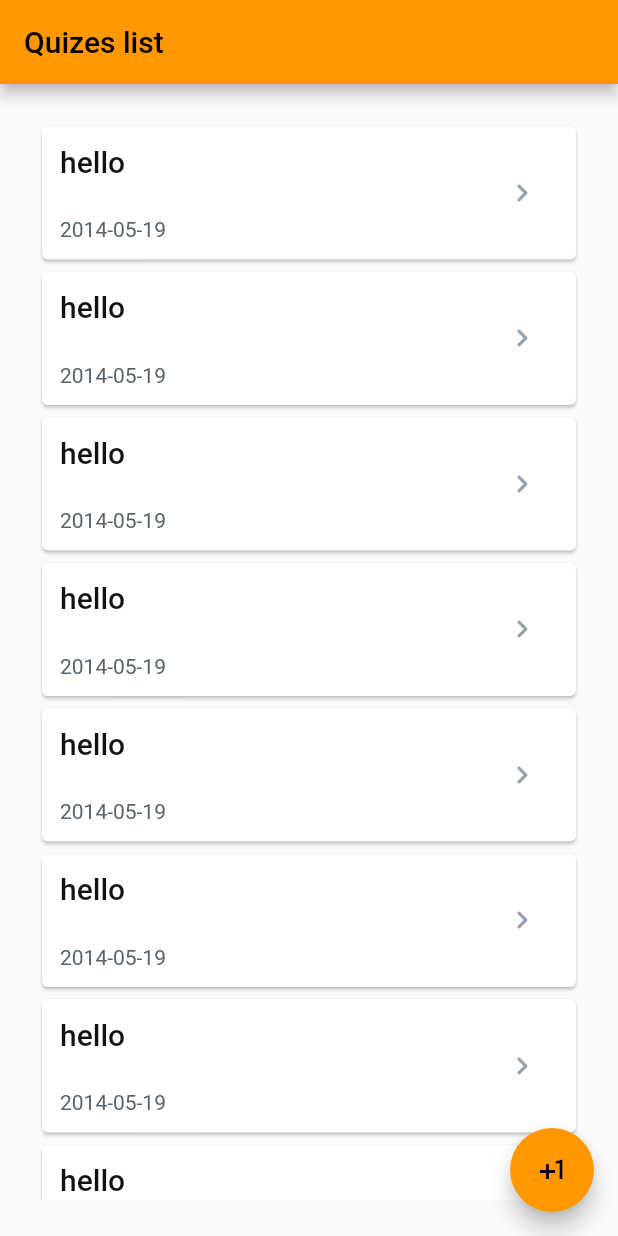
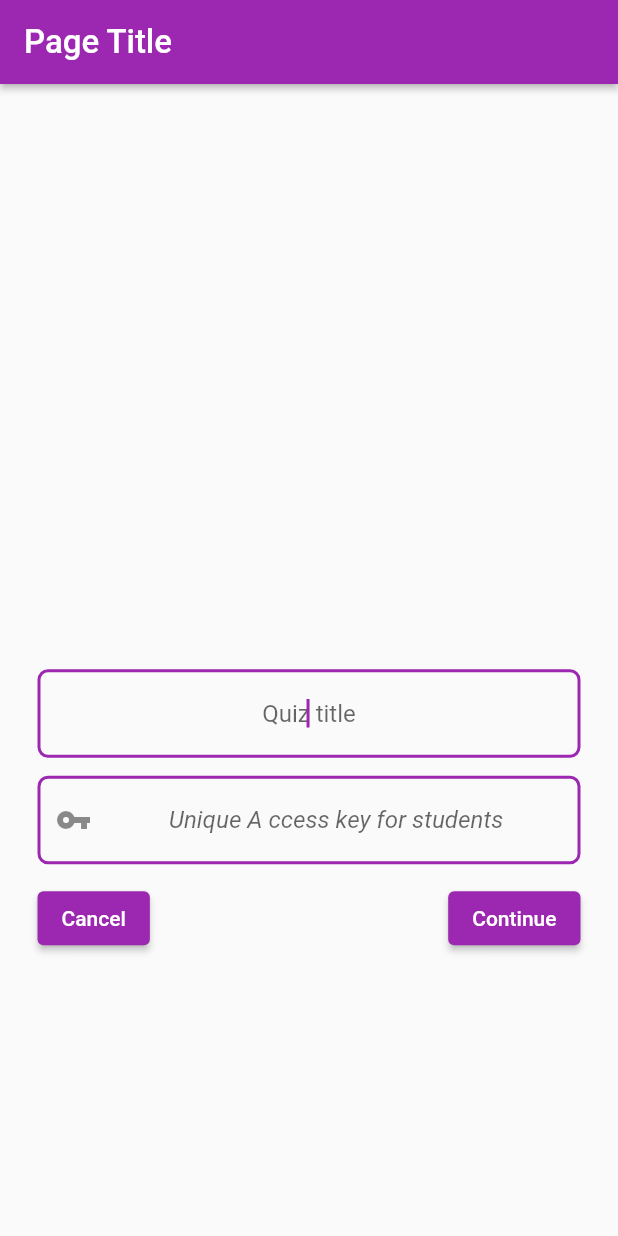
Before and after one commit to essadeq-elaamiri/quixam-frontend-flutter, a Flutter app: the screen it shows after launch, after a tap on the "plus one" icon, on a phone screen of 412 x 824 dp. Run offline on Flutter 3.47's test engine with Material 2 defaults, Android fonts, the light colour scheme and no system bars; our stand-ins replace bloc, flutter_bloc, google_fonts; Roboto replaces fonts that are missing (Outfit, Poppins).

Commit message:
adding quiz form

```diff
--- a/lib/main.dart
+++ b/lib/main.dart
@@ -5,6 +5,7 @@ import 'package:quixam_frontend_flutter/bloc/questionsBloc/questions_bloc.dart';
 import 'package:quixam_frontend_flutter/bloc/quizesBloc/quizes_bloc.dart';
 import 'package:quixam_frontend_flutter/bloc/studentsBloc/students_bloc.dart';
 import 'package:quixam_frontend_flutter/bloc/teachersBloc/teachers_bloc.dart';
+import 'package:quixam_frontend_flutter/presentation/pages/addquiz.page.dart';
 import 'package:quixam_frontend_flutter/presentation/pages/question_details.page.dart';
 import 'package:quixam_frontend_flutter/presentation/pages/quiz_details.page.dart';
 import 'package:quixam_frontend_flutter/presentation/pages/quizeslist.page.dart';
@@ -55,13 +56,14 @@ class MyApp extends StatelessWidget {
         ],
         child: MaterialApp(
           themeMode: ThemeMode.system,
-          theme: ThemeData(primarySwatch: Colors.orange) /*ThemeData.dark()*/,
+          theme: ThemeData(primarySwatch: Colors.purple) /*ThemeData.dark()*/,
           darkTheme: ThemeClass.darkTheme,
           debugShowCheckedModeBanner: false,
           routes: {
             "/QuizesList": (context) => QuizesList(),
             "/QuizDetails": (context) => QuizDetails(),
             "/QuestionDetails": (context) => QuestionDetails(),
+            "/AddQuizForm":(context) => AddQuizForm(),
           },
           initialRoute: "/QuizesList",
         ));
@@ -70,7 +72,7 @@ class MyApp extends StatelessWidget {
 
 class ThemeClass {
   static ThemeData lightTheme = ThemeData(
-      primaryColor: Colors.orange,
+      primaryColor: Colors.purple,
       scaffoldBackgroundColor: Colors.white,
       colorScheme: ColorScheme.light(),
       appBarTheme: AppBarTheme(
--- a/lib/presentation/pages/addquiz.page.dart
+++ b/lib/presentation/pages/addquiz.page.dart
@@ -0,0 +1,126 @@
+import 'package:flutter/material.dart';
+import 'package:flutter/src/foundation/key.dart';
+import 'package:flutter/src/widgets/framework.dart';
+
+class AddQuizForm extends StatelessWidget {
+  const AddQuizForm({Key? key}) : super(key: key);
+
+  @override
+  Widget build(BuildContext context) {
+    return Scaffold(
+  appBar: AppBar(
+    backgroundColor: Theme.of(context).appBarTheme.backgroundColor,
+    automaticallyImplyLeading: false,
+    title: Text(
+      'Page Title',
+      style: TextStyle(
+            fontFamily: 'Poppins',
+            color: Colors.white,
+            fontSize: 22,
+          ),
+    ),
+    actions: [],
+    centerTitle: false,
+    elevation: 2,
+  ),
+  body: SafeArea(
+    child: GestureDetector(
+      onTap: () => FocusScope.of(context).unfocus(),
+      child: Align(
+        alignment: AlignmentDirectional(0.15, 0.35),
+        child: Padding(
+          padding: EdgeInsetsDirectional.fromSTEB(25, 0, 25, 0),
+          child: Column(
+            mainAxisSize: MainAxisSize.min,
+            mainAxisAlignment: MainAxisAlignment.start,
+            children: [
+              Padding(
+                padding: EdgeInsetsDirectional.fromSTEB(0, 0, 0, 12),
+                child: TextFormField(
+                  controller: null,
+                  autofocus: true,
+                  obscureText: false,
+                  decoration: InputDecoration(
+                    hintText: 'Quiz title',
+                    enabledBorder: OutlineInputBorder(
+                      borderSide: BorderSide(
+                        color: Colors.purple,
+                        width: 2,
+                      ),
+                      borderRadius: BorderRadius.circular(7),
+                    ),
+                    focusedBorder: OutlineInputBorder(
+                      borderSide: BorderSide(
+                        color: Colors.purple,
+                        width: 2,
+                      ),
+                      borderRadius: BorderRadius.circular(7),
+                    ),
+                    suffixIcon:  null,
+                  ),
+                  style: null,
+                  textAlign: TextAlign.center,
+                ),
+              ),
+              Padding(
+                padding: EdgeInsetsDirectional.fromSTEB(0, 0, 0, 12),
+                child: TextFormField(
+                  controller: null,
+                  autofocus: true,
+                  obscureText: false,
+                  decoration: InputDecoration(
+                    hintText: 'Unique A ccess key for students',
+                    enabledBorder: OutlineInputBorder(
+                      borderSide: BorderSide(
+                        color: Colors.purple,
+                        width: 2,
+                      ),
+                      borderRadius: BorderRadius.circular(7),
+                    ),
+                    focusedBorder: OutlineInputBorder(
+                      borderSide: BorderSide(
+                        color: Colors.purple,
+                        width: 2,
+                      ),
+                      borderRadius: BorderRadius.circular(7),
+                    ),
+                    prefixIcon: Icon(
+                      Icons.vpn_key,
+                    ),
+                    suffixIcon:  null,
+                  ),
+                  style: TextStyle(
+                        fontFamily: 'Poppins',
+                        fontStyle: FontStyle.italic,
+                      ),
+                  textAlign: TextAlign.center,
+                ),
+              ),
+              Row(
+                mainAxisSize: MainAxisSize.max,
+                mainAxisAlignment: MainAxisAlignment.spaceBetween,
+                children: [
+                  ElevatedButton(
+                    onPressed: () {
+                      print('Button pressed ...');
+                    },
+                    child: Text('Cancel'),
+                  ),
+                  ElevatedButton(
+                    onPressed: () {
+                      print('Button pressed ...');
+                    },
+                    child: Text('Continue'),
+
+                  ),
+                ],
+              ),
+            ],
+          ),
+        ),
+      ),
+    ),
+  ),
+);
+  }
+}
--- a/lib/presentation/pages/quiz_details.page.dart
+++ b/lib/presentation/pages/quiz_details.page.dart
@@ -15,12 +15,13 @@ class QuizDetails extends StatelessWidget {
   @override
   Widget build(BuildContext context) {
     // access routing sent arguments
-    final arguments = (ModalRoute.of(context)?.settings.arguments ?? <String, dynamic>{}) as Map;
+    final arguments = (ModalRoute.of(context)?.settings.arguments ??
+        <String, dynamic>{}) as Map;
     Quiz quiz = arguments['quiz'];
     //print(arguments);
     return Scaffold(
       appBar: AppBar(
-          title: Text("[${quiz.title}] questions"),
+          title: Text("[${quiz.title}] quiz details"),
           backgroundColor: Theme.of(context).appBarTheme.backgroundColor),
       body: BlocBuilder<QuestionsBloc, QuestionsState>(
         builder: (context, state) {
@@ -28,15 +29,19 @@ class QuizDetails extends StatelessWidget {
             child: Column(
               children: [
                 Card(
-                  child: QuizDetailsInfo(quiz: quiz);
+                  child: QuizDetailsInfo(quiz: quiz),
                 ),
                 Expanded(
                   child: ListView.builder(
-                    // TODO: state quizes to listview
-                    itemCount: 10,
-                    itemBuilder: ((context, index) {
-                    return QuestionsListItem(question: Question(iId: Id(oid: '14225'), score: 154, content: "Content ?"));
-                  })),
+                      // TODO: state quizes to listview
+                      itemCount: 10,
+                      itemBuilder: ((context, index) {
+                        return QuestionsListItem(
+                            question: Question(
+                                iId: Id(oid: '14225'),
+                                score: 154,
+                                content: "Content ?"));
+                      })),
                 ),
               ],
             ),
@@ -46,7 +51,8 @@ class QuizDetails extends StatelessWidget {
       ),
       floatingActionButton: FloatingActionButton(
           onPressed: () {
-            print("Flutting");
+            print("Flutting nt ");
+
           },
           hoverColor: Colors.orange,
           child: Icon(Icons.plus_one)),
--- a/lib/presentation/pages/quizeslist.page.dart
+++ b/lib/presentation/pages/quizeslist.page.dart
@@ -30,7 +30,7 @@ class _QuizesListState extends State<QuizesList> {
                     // TODO: state quizes to listview
                     itemCount: 10,
                     itemBuilder: ((context, index) {
-                    return QuizesListItem(quiz: Quiz(title: "hello", createdAt: CreatedAt(date: "2014-05-19")),);
+                    return QuizesListItem(quiz: Quiz(title: "hello", createdAt: CreatedAt(date: "2014-05-19"), questions:  [], students: []),);
                   })),
                 ),
               ],
@@ -42,6 +42,8 @@ class _QuizesListState extends State<QuizesList> {
       floatingActionButton: FloatingActionButton(
           onPressed: () {
             print("Flutting");
+             // AddQuizForm
+            Navigator.pushNamed(context, "/AddQuizForm");
           },
           hoverColor: Colors.orange,
           child: Icon(Icons.plus_one)),
```
Also changed, not shown: lib/presentation/widgets/file_picker.dart (added, +11 -0 lines), lib/presentation/widgets/quiz_details_head_section.dart (+20 -43 lines).
